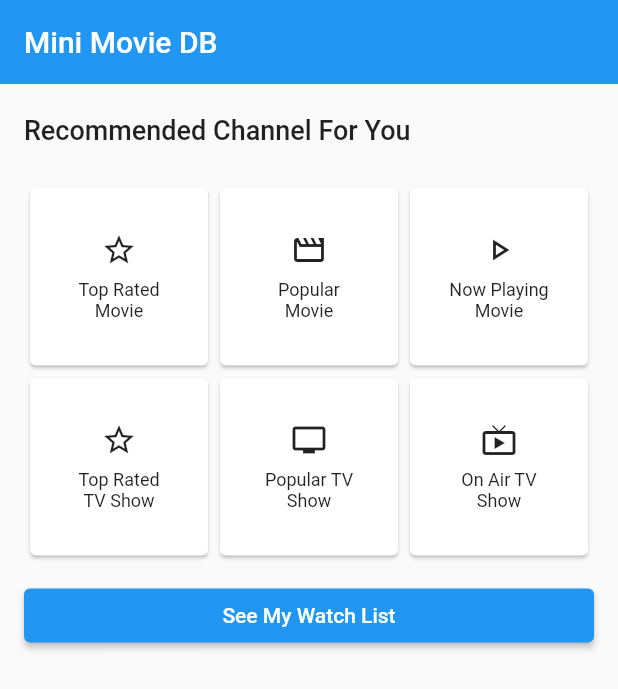
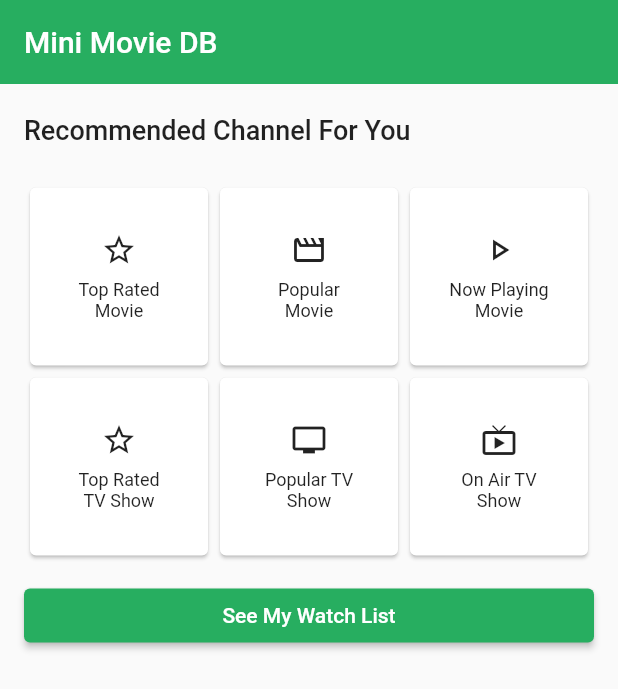
Before and after one commit to ilhamandri/tv_show, a Flutter app: the screen it shows after launch, on a phone screen of 412 x 824 dp. Shown: the top 689 px of the screen. Run offline on Flutter 3.47's test engine with Material 2 defaults, Android fonts, the phone set to English and light mode, and no system bars; our stand-ins replace cached_network_image, get, lazy_load_scrollview.

Commit message:
splash screen and coloring

```diff
--- a/lib/module/home/home_page.dart
+++ b/lib/module/home/home_page.dart
@@ -10,7 +10,7 @@ class HomePage extends GetView<HomePageController> {
   @override
   Widget build(BuildContext context) {
     return Scaffold(
-      appBar: AppBar(title: const Text('Mini Movie DB'), elevation: 0),
+      appBar: AppBar(title: const Text('Mini Movie DB'), backgroundColor: Color(0xff27AE60), elevation: 0),
       body: Padding(
         padding: const EdgeInsets.symmetric(horizontal: 16, vertical: 20),
         child: Column(
@@ -41,7 +41,11 @@ class HomePage extends GetView<HomePageController> {
             const SizedBox(height: 12),
             SizedBox(
               width: double.infinity,
-              child: ElevatedButton(onPressed: () => Get.toNamed(Constant.watchList), child: Text('See My Watch List')),
+              child: ElevatedButton(
+                onPressed: () => Get.toNamed(Constant.watchList),
+                child: Text('See My Watch List'),
+                style: ElevatedButton.styleFrom(primary: Color(0xff27AE60)),
+              ),
             )
           ],
         ),
--- a/lib/module/now_playing_movie/now_playing_movies_page.dart
+++ b/lib/module/now_playing_movie/now_playing_movies_page.dart
@@ -12,6 +12,7 @@ class NowPlayingMoviesPage extends GetView<NowPlayingMoviesController> {
   Widget build(BuildContext context) {
     return Scaffold(
       appBar: AppBar(
+        backgroundColor: Color(0xff27AE60),
         title: const Text('Now Playing Movies'),
       ),
       body: Padding(
--- a/lib/module/on_air_tv_show/on_air_tv_show_page.dart
+++ b/lib/module/on_air_tv_show/on_air_tv_show_page.dart
@@ -11,6 +11,7 @@ class OnAirTVShowPage extends GetView<OnAirTVShowController> {
   Widget build(BuildContext context) {
     return Scaffold(
       appBar: AppBar(
+        backgroundColor: Color(0xff27AE60),
         title: const Text('On Air TV Show'),
       ),
       body: Padding(
--- a/lib/module/popular_movie/popular_movie_page.dart
+++ b/lib/module/popular_movie/popular_movie_page.dart
@@ -11,6 +11,7 @@ class PopularMoviePage extends GetView<PopularMovieController> {
   Widget build(BuildContext context) {
     return Scaffold(
       appBar: AppBar(
+        backgroundColor: Color(0xff27AE60),
         title: const Text('Popular Movies'),
       ),
       body: Padding(
--- a/lib/module/popular_tv_show/popular_tv_show_page.dart
+++ b/lib/module/popular_tv_show/popular_tv_show_page.dart
@@ -12,6 +12,7 @@ class PopularTVShowPage extends GetView<PopularTVShowController> {
   Widget build(BuildContext context) {
     return Scaffold(
       appBar: AppBar(
+        backgroundColor: Color(0xff27AE60),
         title: const Text('Popular TV Show'),
       ),
       body: Padding(
--- a/lib/module/top_rated_movies/top_rated_movies_page.dart
+++ b/lib/module/top_rated_movies/top_rated_movies_page.dart
@@ -11,6 +11,7 @@ class TopRatedMoviesPage extends GetView<TopRatedMoviesController> {
   Widget build(BuildContext context) {
     return Scaffold(
       appBar: AppBar(
+        backgroundColor: Color(0xff27AE60),
         title: const Text('Top Rated Movies'),
       ),
       body: Padding(
--- a/lib/module/top_rated_tv_show/top_rated_tv_show_page.dart
+++ b/lib/module/top_rated_tv_show/top_rated_tv_show_page.dart
@@ -11,6 +11,7 @@ class TopRatedTVShowPage extends GetView<TopRatedTVShowController> {
   Widget build(BuildContext context) {
     return Scaffold(
       appBar: AppBar(
+        backgroundColor: Color(0xff27AE60),
         title: const Text('Top Rated TV Show'),
       ),
       body: Padding(
--- a/lib/module/watch_list/watch_list_page.dart
+++ b/lib/module/watch_list/watch_list_page.dart
@@ -10,6 +10,7 @@ class WatchListPage extends GetView<WatchListController> {
   Widget build(BuildContext context) {
     return Scaffold(
       appBar: AppBar(
+        backgroundColor: Color(0xff27AE60),
         title: const Text('My Watch List'),
       ),
       body: ListView.builder(
```
Also changed, not shown: lib/widget/movie_list_tile.dart (+13 -8 lines), lib/widget/tv_show_list_tile.dart (+9 -2 lines), 16 other files.
